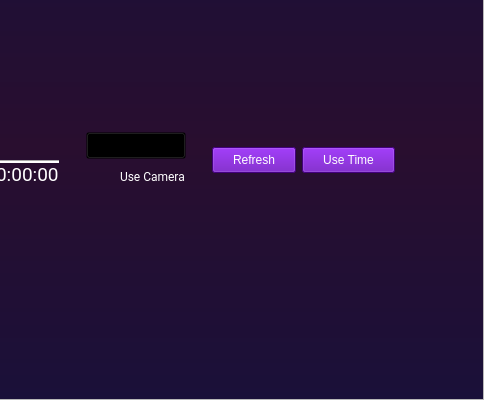
Before: the Qt Designer form Designer/MainWindow.ui in Soon156/AlignPosition, drawn with Qt 5; both pictures show x 573 to 1057 and y 108 to 508 of the 1057 by 508 pixel window.
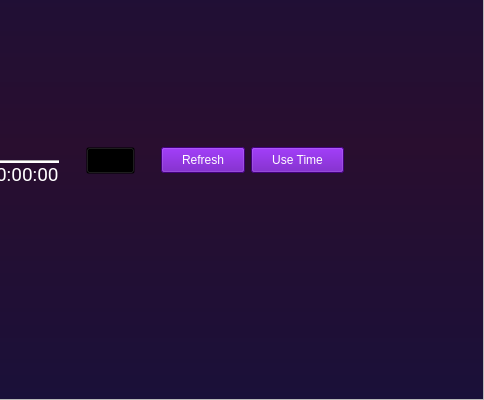
After: the same form once the commit is applied. Icons and pictures are not drawn.

Patch:
```diff
--- a/Designer/MainWindow.ui
+++ b/Designer/MainWindow.ui
@@ -692,45 +692,6 @@
                          </property>
                         </widget>
                        </item>
-                       <item>
-                        <widget class="QCheckBox" name="monitor_box">
-                         <property name="enabled">
-                          <bool>true</bool>
-                         </property>
-                         <property name="font">
-                          <font>
-                           <family>Roboto</family>
-                          </font>
-                         </property>
-                         <property name="styleSheet">
-                          <string notr="true">QCheckBox {
-    spacing: 10px;
-}
-
-QCheckBox::indicator {
-    width: 24px;
-    height: 24px;
-}
-
-QCheckBox::indicator:unchecked {
-    image: url(:/icon/icons8-toggle-off-48.png);
-}
-
-QCheckBox::indicator:checked {
-    image: url(:/icon/icons8-toggle-on-48.png);
-}</string>
-                         </property>
-                         <property name="text">
-                          <string>Use Camera</string>
-                         </property>
-                         <property name="iconSize">
-                          <size>
-                           <width>20</width>
-                           <height>20</height>
-                          </size>
-                         </property>
-                        </widget>
-                       </item>
                       </layout>
                      </widget>
                     </item>
```
